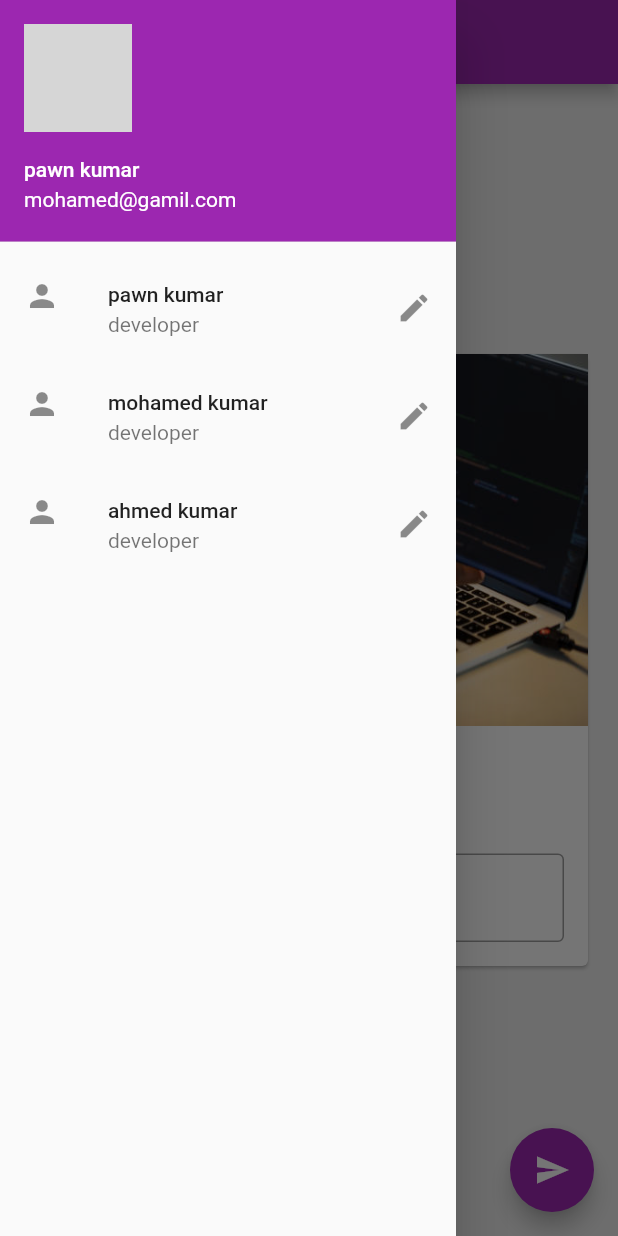
After one commit to mohamed65465168974/helloflutter, a Flutter app: the screen it shows after launch, with the side drawer open, on a phone screen of 412 x 824 dp. The commit adds this screen. Run offline on Flutter 3.47's test engine with Material 2 defaults, Android fonts, the phone set to English and light mode, and no system bars; network calls fail; grey boxes are pictures that could not be loaded.

Commit message:
organize code

```diff
--- /dev/null
+++ b/lib/drawer.dart
@@ -0,0 +1,43 @@
+import 'package:flutter/material.dart';
+
+class MyDrawer extends StatelessWidget {
+  const MyDrawer({Key? key}) : super(key: key);
+
+  @override
+  Widget build(BuildContext context) {
+    return Drawer(
+      child: ListView(
+        padding: const EdgeInsets.all(0),
+        children: [
+          UserAccountsDrawerHeader(
+            accountName: Text('pawn kumar'),
+            accountEmail: Text("mohamed@gamil.com"),
+            currentAccountPicture: CircleAvatar(
+              backgroundImage: NetworkImage(
+                  "https://media.istockphoto.com/photos/middle-aged-man-portrait-picture-id1285156699?k=20&m=1285156699&s=612x612&w=0&h=9DKYOVJ2DRX3iKrCJEI5UPN2ht1OfrCGUvj10W0eJV4="),
+            ),
+          ),
+          ListTile(
+            leading: Icon(Icons.person),
+            title: Text("pawn kumar"),
+            subtitle: Text('developer'),
+            trailing: Icon(Icons.edit),
+            onTap: () {},
+          ),
+          ListTile(
+            leading: Icon(Icons.person),
+            title: Text("mohamed kumar"),
+            subtitle: Text('developer'),
+            trailing: Icon(Icons.edit),
+          ),
+          ListTile(
+            leading: Icon(Icons.person),
+            title: Text("ahmed kumar"),
+            subtitle: Text('developer'),
+            trailing: Icon(Icons.edit),
+          ),
+        ],
+      ),
+    );
+  }
+}
--- /dev/null
+++ b/lib/name_card_widget.dart
@@ -0,0 +1,45 @@
+import 'package:flutter/material.dart';
+
+class NameCardWidget extends StatelessWidget {
+  const NameCardWidget({
+    Key? key,
+    required this.myText,
+    required TextEditingController nameController,
+  }) : _nameController = nameController, super(key: key);
+
+  final String myText;
+  final TextEditingController _nameController;
+
+  @override
+  Widget build(BuildContext context) {
+    return Card(
+      child: Column(
+        children: [
+          Image.asset(
+            "assets/coding.jpg",
+          ),
+          SizedBox(
+            height: 20,
+          ),
+          Text(
+            myText,
+            style: TextStyle(fontSize: 25, fontWeight: FontWeight.bold),
+          ),
+          SizedBox(
+            height: 20,
+          ),
+          Padding(
+            padding: const EdgeInsets.all(16.0),
+            child: TextField(
+              controller: _nameController,
+              decoration: InputDecoration(
+                  border: OutlineInputBorder(),
+                  hintText: "Enter some Text",
+                  labelText: "Name"),
+            ),
+          ),
+        ],
+      ),
+    );
+  }
+}
--- /dev/null
+++ b/lib/pages/home_page.dart
@@ -0,0 +1,55 @@
+import 'package:flutter/material.dart';
+import 'package:helloflutter/drawer.dart';
+import 'package:helloflutter/name_card_widget.dart';
+
+class HomePage extends StatefulWidget {
+  const HomePage({Key? key}) : super(key: key);
+
+  @override
+  State<HomePage> createState() => _HomePageState();
+}
+
+class _HomePageState extends State<HomePage> {
+  var myText = "change my name";
+  TextEditingController _nameController = TextEditingController();
+
+  // initialize var before creating widgets
+  @override
+  void initState() {
+    super.initState();
+  }
+
+  // called when screen is destroyed
+  @override
+  void dispose() {
+    // TODO: implement dispose
+    super.dispose();
+  }
+
+  @override
+  Widget build(BuildContext context) {
+    return Scaffold(
+      backgroundColor: Colors.grey[200],
+      appBar: AppBar(
+        title: Text('Awesome app'),
+      ),
+      body: Center(
+        child: Padding(
+          padding: const EdgeInsets.all(16.0),
+          child: SingleChildScrollView(
+            child: NameCardWidget(myText: myText, nameController: _nameController),
+          ),
+        ),
+      ),
+      drawer: MyDrawer(),
+      floatingActionButton: FloatingActionButton(
+        onPressed: () {
+          myText = _nameController.text;
+          // called every time a change is made
+          setState(() {});
+        },
+        child: Icon(Icons.send),
+      ),
+    );
+  }
+}
--- a/pubspec.yaml
+++ b/pubspec.yaml
@@ -34,6 +34,7 @@ dependencies:
   # The following adds the Cupertino Icons font to your application.
   # Use with the CupertinoIcons class for iOS style icons.
   cupertino_icons: ^1.0.2
+  http: ^0.13.4
 
 dev_dependencies:
   flutter_test:
```
Also changed, not shown: lib/main.dart (+11 -114 lines), pubspec.lock, 1 other file.
